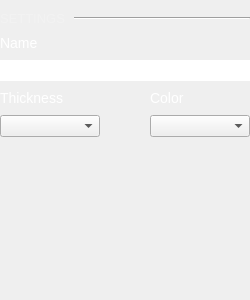
Before: the Qt Designer form ui/logic_channel_settings.ui in analogdevicesinc/scopy, drawn with Qt 5.
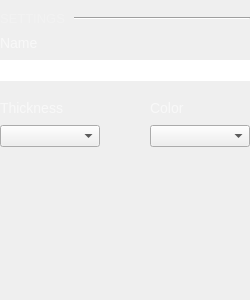
After: the same form once the commit is applied.

Commit message: Logic Analyzer: Some UI changes.

```diff
--- a/ui/logic_channel_settings.ui
+++ b/ui/logic_channel_settings.ui
@@ -14,14 +14,19 @@
    <string>Form</string>
   </property>
   <property name="styleSheet">
-   <string notr="true">QLabel {
+   <string notr="true">QLabel
+{
 width: 68.2px;
 height: 16.46px;
-opacity: 0.6;
 font-family: Arial;
 font-size: 14px;
 line-height: 16px;
-color: #FFFFFF;
+color: rgba(255,255,255,150);
+}
+
+QLabel:disabled
+{
+  color: rgb(85, 85, 85);
 }
 
 /* Color of the selected list item. */
@@ -122,6 +127,22 @@
    <item>
     <widget class="QLineEdit" name="nameLineEdit"/>
    </item>
+   <item>
+    <spacer name="verticalSpacer_2">
+     <property name="orientation">
+      <enum>Qt::Vertical</enum>
+     </property>
+     <property name="sizeType">
+      <enum>QSizePolicy::Fixed</enum>
+     </property>
+     <property name="sizeHint" stdset="0">
+      <size>
+       <width>20</width>
+       <height>10</height>
+      </size>
+     </property>
+    </spacer>
+   </item>
    <item>
     <layout class="QHBoxLayout" name="horizontalLayout_3">
      <property name="spacing">
```
The commit also changes 3 other files.
